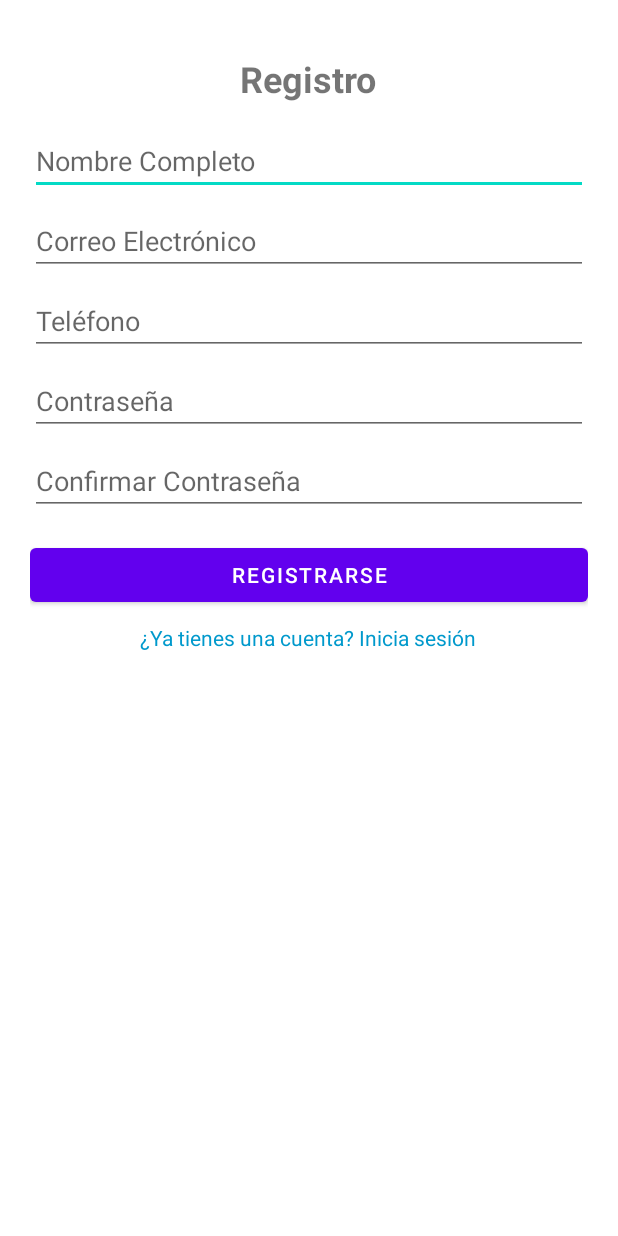
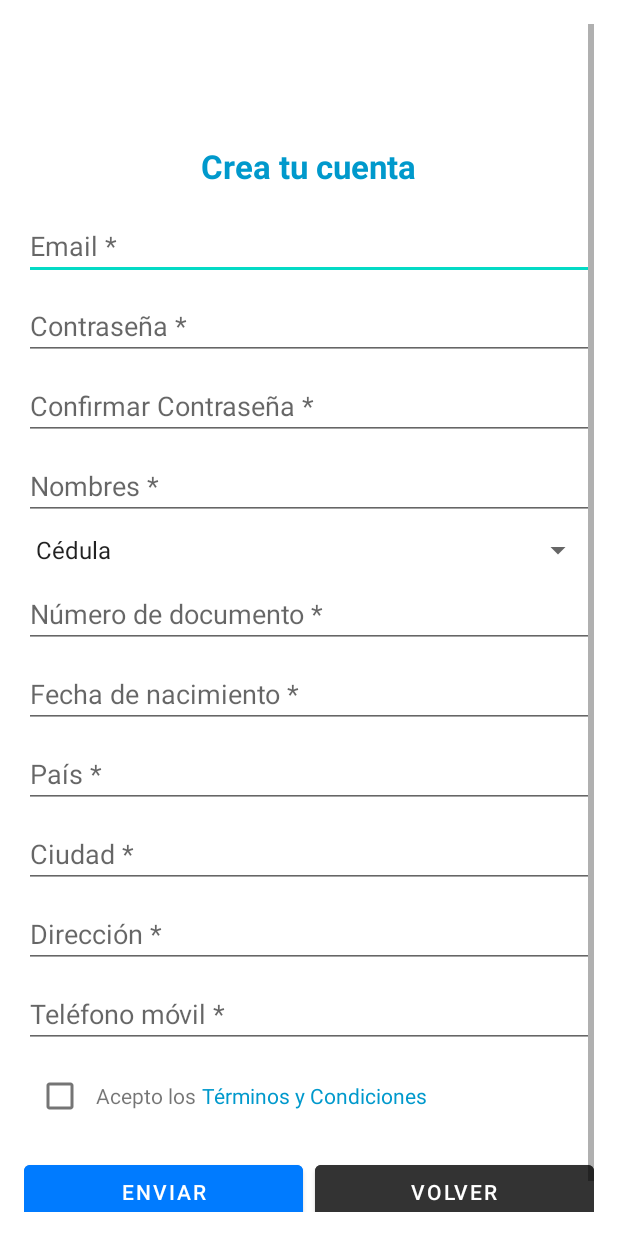
Before and after one commit to juanmarin7/gestorCasilleroapp, an Android app: the RegisterActivity screen opened directly, with no data from a screen before it, on a phone screen of 412 x 824 dp. Run offline under Robolectric (Android 15) with nearby library versions, the phone set to English and light mode, and no system bars.

Commit message:
Se ajusta el view del registro

```diff
--- a/app/src/main/java/com/example/gestorcasilleroapp/ui/RegisterActivity.java
+++ b/app/src/main/java/com/example/gestorcasilleroapp/ui/RegisterActivity.java
@@ -2,8 +2,10 @@ package com.example.gestorcasilleroapp.ui;
 
 import android.content.Intent;
 import android.os.Bundle;
+import android.widget.ArrayAdapter;
 import android.widget.Button;
 import android.widget.EditText;
+import android.widget.Spinner;
 import android.widget.TextView;
 import android.widget.Toast;
 import androidx.appcompat.app.AppCompatActivity;
@@ -22,7 +24,16 @@ public class RegisterActivity extends AppCompatActivity {
         EditText etConfirmPassword = findViewById(R.id.etConfirmPassword);
         Button btnRegister = findViewById(R.id.btnRegister);
         TextView tvLogin = findViewById(R.id.tvLogin);
+        Spinner spDocumentType = findViewById(R.id.spDocumentType);
+        ArrayAdapter<CharSequence> adapter = ArrayAdapter.createFromResource(
+                this,
+                R.array.document_types,
+                android.R.layout.simple_spinner_item
+        );
 
+        // Estilo del Spinner
+        adapter.setDropDownViewResource(android.R.layout.simple_spinner_dropdown_item);
+        spDocumentType.setAdapter(adapter);
         // Acción del botón de registro
         btnRegister.setOnClickListener(view -> {
             String fullName = etFullName.getText().toString().trim();
--- a/app/src/main/res/layout/activity_register.xml
+++ b/app/src/main/res/layout/activity_register.xml
@@ -1,80 +1,193 @@
 <?xml version="1.0" encoding="utf-8"?>
 <ScrollView xmlns:android="http://schemas.android.com/apk/res/android"
     android:layout_width="match_parent"
-    android:layout_height="match_parent">
+    android:layout_height="match_parent"
+    android:padding="16dp">
 
     <LinearLayout
         android:layout_width="match_parent"
         android:layout_height="wrap_content"
         android:orientation="vertical"
-        android:padding="20dp"
-        android:gravity="center"
-        android:layout_marginTop="16dp">
+        android:gravity="center">
 
+        <!-- Icono superior -->
+        <ImageView
+            android:layout_width="80dp"
+            android:layout_height="80dp"
+            android:layout_gravity="center_horizontal"
+            android:contentDescription="Icono de lockers" />
+
+        <!-- Título -->
         <TextView
             android:layout_width="wrap_content"
             android:layout_height="wrap_content"
-            android:text="Registro"
-            android:textSize="24sp"
+            android:text="Crea tu cuenta"
+            android:textSize="22sp"
             android:textStyle="bold"
+            android:textColor="@android:color/holo_blue_dark"
             android:layout_gravity="center_horizontal"
             android:paddingBottom="16dp" />
+
+        <!-- Formulario en una sola columna -->
+        <LinearLayout
+            android:layout_width="match_parent"
+            android:layout_height="wrap_content"
+            android:orientation="vertical">
+
+            <EditText
+                android:id="@+id/etEmail"
+                android:layout_width="match_parent"
+                android:layout_height="wrap_content"
+                android:hint="Email *"
+                android:inputType="textEmailAddress"
+                android:layout_marginBottom="8dp" />
+
+            <EditText
+                android:id="@+id/etPassword"
+                android:layout_width="match_parent"
+                android:layout_height="wrap_content"
+                android:hint="Contraseña *"
+                android:inputType="textPassword"
+                android:layout_marginBottom="8dp" />
+
+            <EditText
+                android:id="@+id/etConfirmPassword"
+                android:layout_width="match_parent"
+                android:layout_height="wrap_content"
+                android:hint="Confirmar Contraseña *"
+                android:inputType="textPassword"
+                android:layout_marginBottom="8dp" />
 
             <EditText
                 android:id="@+id/etFullName"
                 android:layout_width="match_parent"
                 android:layout_height="wrap_content"
-            android:hint="Nombre Completo"
-            android:inputType="textPersonName" />
+                android:hint="Nombres *"
+                android:inputType="textPersonName"
+                android:layout_marginBottom="8dp" />
+
+            <Spinner
+                android:id="@+id/spDocumentType"
+                android:layout_width="match_parent"
+                android:layout_height="wrap_content"
+                android:layout_marginBottom="8dp" />
 
             <EditText
-            android:id="@+id/etEmail"
+                android:id="@+id/etDocumentNumber"
                 android:layout_width="match_parent"
                 android:layout_height="wrap_content"
-            android:hint="Correo Electrónico"
-            android:inputType="textEmailAddress"
-            android:layout_marginTop="8dp" />
+                android:hint="Número de documento *"
+                android:inputType="number"
+                android:layout_marginBottom="8dp" />
+
+            <EditText
+                android:id="@+id/etBirthDate"
+                android:layout_width="match_parent"
+                android:layout_height="wrap_content"
+                android:hint="Fecha de nacimiento *"
+                android:inputType="date"
+                android:layout_marginBottom="8dp" />
+
+            <EditText
+                android:id="@+id/etCountry"
+                android:layout_width="match_parent"
+                android:layout_height="wrap_content"
+                android:hint="País *"
+                android:inputType="text"
+                android:layout_marginBottom="8dp" />
+
+            <EditText
+                android:id="@+id/etCity"
+                android:layout_width="match_parent"
+                android:layout_height="wrap_content"
+                android:hint="Ciudad *"
+                android:inputType="text"
+                android:layout_marginBottom="8dp" />
+
+            <EditText
+                android:id="@+id/etAddress"
+                android:layout_width="match_parent"
+                android:layout_height="wrap_content"
+                android:hint="Dirección *"
+                android:inputType="textPostalAddress"
+                android:layout_marginBottom="8dp" />
 
             <EditText
                 android:id="@+id/etPhone"
                 android:layout_width="match_parent"
                 android:layout_height="wrap_content"
-            android:hint="Teléfono"
+                android:hint="Teléfono móvil *"
                 android:inputType="phone"
-            android:layout_marginTop="8dp" />
+                android:layout_marginBottom="8dp" />
+        </LinearLayout>
 
-        <EditText
-            android:id="@+id/etPassword"
+        <!-- Aceptar términos y condiciones -->
+        <LinearLayout
             android:layout_width="match_parent"
             android:layout_height="wrap_content"
-            android:hint="Contraseña"
-            android:inputType="textPassword"
-            android:layout_marginTop="8dp" />
+            android:orientation="horizontal"
+            android:gravity="center_vertical"
+            android:layout_marginBottom="16dp">
 
-        <EditText
-            android:id="@+id/etConfirmPassword"
+            <CheckBox
+                android:id="@+id/cbTerms"
+                android:layout_width="wrap_content"
+                android:layout_height="wrap_content" />
+
+            <TextView
+                android:layout_width="wrap_content"
+                android:layout_height="wrap_content"
+                android:text="Acepto los"
+                android:textSize="14sp"
+                android:layout_marginEnd="4dp" />
+
+            <TextView
+                android:id="@+id/tvTerms"
+                android:layout_width="wrap_content"
+                android:layout_height="wrap_content"
+                android:text="Términos y Condiciones"
+                android:textSize="14sp"
+                android:textColor="@android:color/holo_blue_dark"
+                android:clickable="true" />
+        </LinearLayout>
+
+        <!-- Botones -->
+        <LinearLayout
             android:layout_width="match_parent"
             android:layout_height="wrap_content"
-            android:hint="Confirmar Contraseña"
-            android:inputType="textPassword"
-            android:layout_marginTop="8dp" />
+            android:orientation="horizontal"
+            android:gravity="center">
 
             <Button
                 android:id="@+id/btnRegister"
-            android:layout_width="match_parent"
+                android:layout_width="0dp"
                 android:layout_height="wrap_content"
-            android:text="Registrarse"
-            android:layout_marginTop="16dp" />
+                android:text="Enviar"
+                android:layout_weight="1"
+                android:backgroundTint="@color/blue"
+                android:textColor="@android:color/white"
+                android:layout_marginEnd="8dp" />
 
+            <Button
+                android:id="@+id/btnBack"
+                android:layout_width="0dp"
+                android:layout_height="wrap_content"
+                android:text="Volver"
+                android:layout_weight="1"
+                android:backgroundTint="@color/darkGray"
+                android:textColor="@android:color/white" />
+        </LinearLayout>
+
+        <!-- Texto de inicio de sesión -->
         <TextView
+            android:id="@+id/tvLogin"
             android:layout_width="wrap_content"
             android:layout_height="wrap_content"
             android:text="¿Ya tienes una cuenta? Inicia sesión"
             android:textColor="@android:color/holo_blue_dark"
             android:textSize="14sp"
             android:layout_gravity="center_horizontal"
-            android:layout_marginTop="8dp"
-            android:id="@+id/tvLogin" />
+            android:layout_marginTop="8dp" />
 
     </LinearLayout>
 </ScrollView>
--- a/app/src/main/res/layout/strings.xml
+++ /dev/null
@@ -1,6 +0,0 @@
-<?xml version="1.0" encoding="utf-8"?>
-<androidx.constraintlayout.widget.ConstraintLayout xmlns:android="http://schemas.android.com/apk/res/android"
-    android:layout_width="match_parent"
-    android:layout_height="match_parent">
-
-</androidx.constraintlayout.widget.ConstraintLayout>
--- a/app/src/main/res/values/colors.xml
+++ b/app/src/main/res/values/colors.xml
@@ -11,4 +11,5 @@
     <color name="background">#F5F5F5</color>
     <color name="darkGray">#333333</color>
     <color name="teal">#008080</color>
+    <color name="blue">#007BFF</color>
 </resources>
--- a/app/src/main/res/values/strings.xml
+++ b/app/src/main/res/values/strings.xml
@@ -26,4 +26,9 @@
     <string name="btn_solicitudes">SOLICITUDES</string>
     <string name="btn_pagos">PAGOS</string>
     <string name="btn_en_transito">EN TRANSITO</string>
+    <string-array name="document_types">
+        <item>Cédula</item>
+        <item>NIT</item>
+        <item>Cédula Extranjera</item>
+    </string-array>
 </resources>
```
Lines whose indentation alone changed are shown as unchanged.
